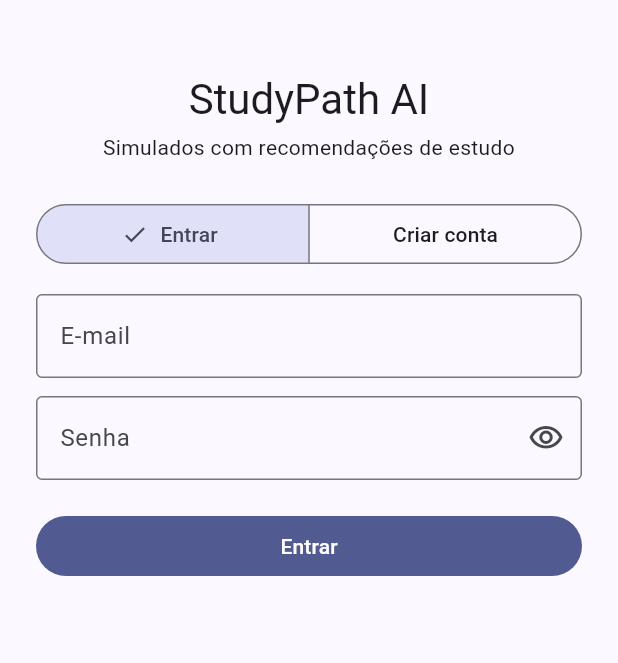
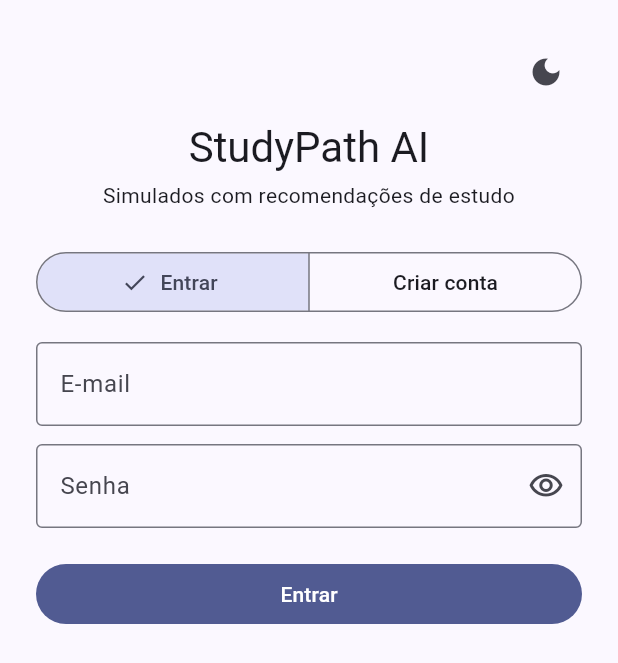
Before and after one commit to leandropiassetta/studypath_ai, a Flutter app: the screen it shows after launch, on a phone screen of 412 x 824 dp. Shown: the top 663 px of the screen. Run offline on Flutter 3.47's test engine with Material 3 defaults, Android fonts, the phone set to English and light mode, and no system bars.

Commit message:
feat(mobile): add a one-tap light/dark theme button
Add a ThemeController (light or dark only, no automatic option) and a button
in the app bar of every screen, including the login, that switches straight
between the two themes with one tap: the moon while light, the sun while dark.
The app starts from the system theme and then keeps the student's choice in
memory, which survives logging out and in. Add tests for the controller, the
icon and tooltip, the absence of any menu, the system theme being ignored after
a choice, and the button on the login, quiz and recommendations screens.

Co-Authored-By: Claude Sonnet 5.5 <noreply@anthropic.com>

```diff
--- a/mobile/flutter_app/lib/main.dart
+++ b/mobile/flutter_app/lib/main.dart
@@ -5,44 +5,69 @@ import 'screens/auth_screen.dart';
 import 'screens/quiz_screen.dart';
 import 'services/api_client.dart';
 import 'services/session_controller.dart';
+import 'services/theme_controller.dart';
 
 void main() {
   final api = ApiClient(baseUrl: apiBaseUrl);
   runApp(StudyPathApp(api: api, session: SessionController(api)));
 }
 
-ThemeData _theme(Brightness brightness) => ThemeData(
+ThemeData _buildTheme(Brightness brightness) => ThemeData(
   colorSchemeSeed: Colors.indigo,
   brightness: brightness,
   useMaterial3: true,
 );
 
-class StudyPathApp extends StatelessWidget {
-  const StudyPathApp({super.key, required this.api, required this.session});
+class StudyPathApp extends StatefulWidget {
+  const StudyPathApp({
+    super.key,
+    required this.api,
+    required this.session,
+    this.theme,
+  });
 
   final ApiClient api;
   final SessionController session;
 
+  /// Injectable for tests; by default it starts from the system theme and then keeps the choice.
+  final ThemeController? theme;
+
   @override
-  Widget build(BuildContext context) => MaterialApp(
+  State<StudyPathApp> createState() => _StudyPathAppState();
+}
+
+class _StudyPathAppState extends State<StudyPathApp> {
+  late final ThemeController _theme =
+      widget.theme ?? ThemeController.fromSystem();
+
+  @override
+  Widget build(BuildContext context) => ListenableBuilder(
+    listenable: _theme,
+    builder: (context, _) => MaterialApp(
       title: 'StudyPath AI',
-    theme: _theme(Brightness.light),
-    darkTheme: _theme(Brightness.dark),
-    themeMode: ThemeMode.system,
+      theme: _buildTheme(Brightness.light),
+      darkTheme: _buildTheme(Brightness.dark),
+      themeMode: _theme.mode,
+      // Every route sits below this, so any screen can show the theme button.
+      builder: (context, child) => ThemeScope(
+        controller: _theme,
+        child: child ?? const SizedBox.shrink(),
+      ),
       home: ListenableBuilder(
-      listenable: session,
+        listenable: widget.session,
         builder: (context, _) {
-        final current = session.session;
-        if (current == null) return AuthScreen(controller: session);
+          final current = widget.session.session;
+          if (current == null) return AuthScreen(controller: widget.session);
           // The key makes every login start from a fresh quiz, never a previous student's state.
           return QuizScreen(
             key: ValueKey(current.student.id),
-          api: api,
+            api: widget.api,
             slug: demoQuizSlug,
             studentName: current.student.name,
-          onLogout: session.logout,
+            onLogout: widget.session.logout,
           );
         },
       ),
+    ),
   );
 }
--- a/mobile/flutter_app/lib/screens/auth_screen.dart
+++ b/mobile/flutter_app/lib/screens/auth_screen.dart
@@ -4,6 +4,7 @@ import 'package:flutter/services.dart';
 import '../services/api_client.dart';
 import '../services/session_controller.dart';
 import '../widgets/centered_content.dart';
+import '../widgets/theme_mode_button.dart';
 
 enum AuthMode { login, register }
 
@@ -130,7 +131,11 @@ class _AuthScreenState extends State<AuthScreen> {
                 child: Column(
                   crossAxisAlignment: CrossAxisAlignment.stretch,
                   children: [
-                    const SizedBox(height: 24),
+                    const Align(
+                      alignment: Alignment.centerRight,
+                      child: ThemeModeButton(),
+                    ),
+                    const SizedBox(height: 8),
                     Semantics(
                       header: true,
                       child: Text(
--- a/mobile/flutter_app/lib/screens/quiz_screen.dart
+++ b/mobile/flutter_app/lib/screens/quiz_screen.dart
@@ -7,6 +7,7 @@ import '../utils/plural.dart';
 import '../widgets/async_body.dart';
 import '../widgets/centered_content.dart';
 import '../widgets/question_card.dart';
+import '../widgets/theme_mode_button.dart';
 import 'result_screen.dart';
 
 class QuizScreen extends StatefulWidget {
@@ -178,6 +179,7 @@ class _QuizScreenState extends State<QuizScreen> {
         appBar: AppBar(
           title: Text(quiz?.title ?? 'Simulado'),
           actions: [
+            const ThemeModeButton(),
             if (widget.onLogout != null)
               IconButton(
                 key: const Key('logout-button'),
--- a/mobile/flutter_app/lib/screens/recommendations_screen.dart
+++ b/mobile/flutter_app/lib/screens/recommendations_screen.dart
@@ -6,6 +6,7 @@ import '../utils/plural.dart';
 import '../widgets/async_body.dart';
 import '../widgets/centered_content.dart';
 import '../widgets/progress_section.dart';
+import '../widgets/theme_mode_button.dart';
 import '../widgets/question_card.dart';
 import 'quiz_screen.dart';
 import 'result_screen.dart' show formatPct;
@@ -79,7 +80,10 @@ class _RecommendationsScreenState extends State<RecommendationsScreen> {
 
   @override
   Widget build(BuildContext context) => Scaffold(
-    appBar: AppBar(title: const Text('Recomendações')),
+    appBar: AppBar(
+      title: const Text('Recomendações'),
+      actions: const [ThemeModeButton()],
+    ),
     body: CenteredContent(
       child: _loading
           ? const LoadingView()
--- a/mobile/flutter_app/lib/screens/result_screen.dart
+++ b/mobile/flutter_app/lib/screens/result_screen.dart
@@ -5,6 +5,7 @@ import '../models/quiz.dart';
 import '../services/api_client.dart';
 import '../widgets/centered_content.dart';
 import '../widgets/explanation_tile.dart';
+import '../widgets/theme_mode_button.dart';
 import '../widgets/topic_tag.dart';
 import 'recommendations_screen.dart';
 
@@ -37,7 +38,10 @@ class ResultScreen extends StatelessWidget {
         quiz.questions[i].id: i + 1,
     };
     return Scaffold(
-      appBar: AppBar(title: const Text('Resultado')),
+      appBar: AppBar(
+        title: const Text('Resultado'),
+        actions: const [ThemeModeButton()],
+      ),
       body: CenteredContent(
         child: ListView(
           padding: const EdgeInsets.all(16),
--- /dev/null
+++ b/mobile/flutter_app/lib/services/theme_controller.dart
@@ -0,0 +1,47 @@
+import 'package:flutter/material.dart';
+
+/// The theme the student picked: light or dark (there is no "automatic" option).
+/// Kept in memory only, like the session: reopening the app starts from the system theme again.
+class ThemeController extends ChangeNotifier {
+  ThemeController(ThemeMode initial)
+    : assert(initial != ThemeMode.system, 'only light or dark'),
+      _mode = initial;
+
+  /// Starts from whatever the device is using right now, then stays on the student's choice.
+  factory ThemeController.fromSystem() => ThemeController(
+    WidgetsBinding.instance.platformDispatcher.platformBrightness ==
+            Brightness.dark
+        ? ThemeMode.dark
+        : ThemeMode.light,
+  );
+
+  ThemeMode _mode;
+
+  /// Always [ThemeMode.light] or [ThemeMode.dark].
+  ThemeMode get mode => _mode;
+
+  bool get isDark => _mode == ThemeMode.dark;
+
+  /// Flips between light and dark in one step.
+  void toggle() => select(isDark ? ThemeMode.light : ThemeMode.dark);
+
+  void select(ThemeMode mode) {
+    assert(mode != ThemeMode.system, 'only light or dark');
+    if (mode == _mode) return;
+    _mode = mode;
+    notifyListeners();
+  }
+}
+
+/// Makes the [ThemeController] reachable from every screen without passing it around.
+class ThemeScope extends InheritedNotifier<ThemeController> {
+  const ThemeScope({
+    super.key,
+    required ThemeController controller,
+    required super.child,
+  }) : super(notifier: controller);
+
+  /// Null when there is no scope (e.g. a screen shown alone in a test): the button hides itself.
+  static ThemeController? maybeOf(BuildContext context) =>
+      context.dependOnInheritedWidgetOfExactType<ThemeScope>()?.notifier;
+}
--- /dev/null
+++ b/mobile/flutter_app/lib/widgets/theme_mode_button.dart
@@ -0,0 +1,22 @@
+import 'package:flutter/material.dart';
+
+import '../services/theme_controller.dart';
+
+/// One tap switches the theme. The icon shows where the tap goes: the moon while the app is
+/// light (tap for dark) and the sun while it is dark (tap for light). Hidden without a [ThemeScope].
+class ThemeModeButton extends StatelessWidget {
+  const ThemeModeButton({super.key});
+
+  @override
+  Widget build(BuildContext context) {
+    final controller = ThemeScope.maybeOf(context);
+    if (controller == null) return const SizedBox.shrink();
+    final dark = controller.isDark;
+    return IconButton(
+      key: const Key('theme-button'),
+      tooltip: dark ? 'Mudar para o tema claro' : 'Mudar para o tema escuro',
+      icon: Icon(dark ? Icons.light_mode : Icons.dark_mode),
+      onPressed: controller.toggle,
+    );
+  }
+}
```
Also changed, not shown: 2 other files. Lines whose indentation alone changed are shown as unchanged.
